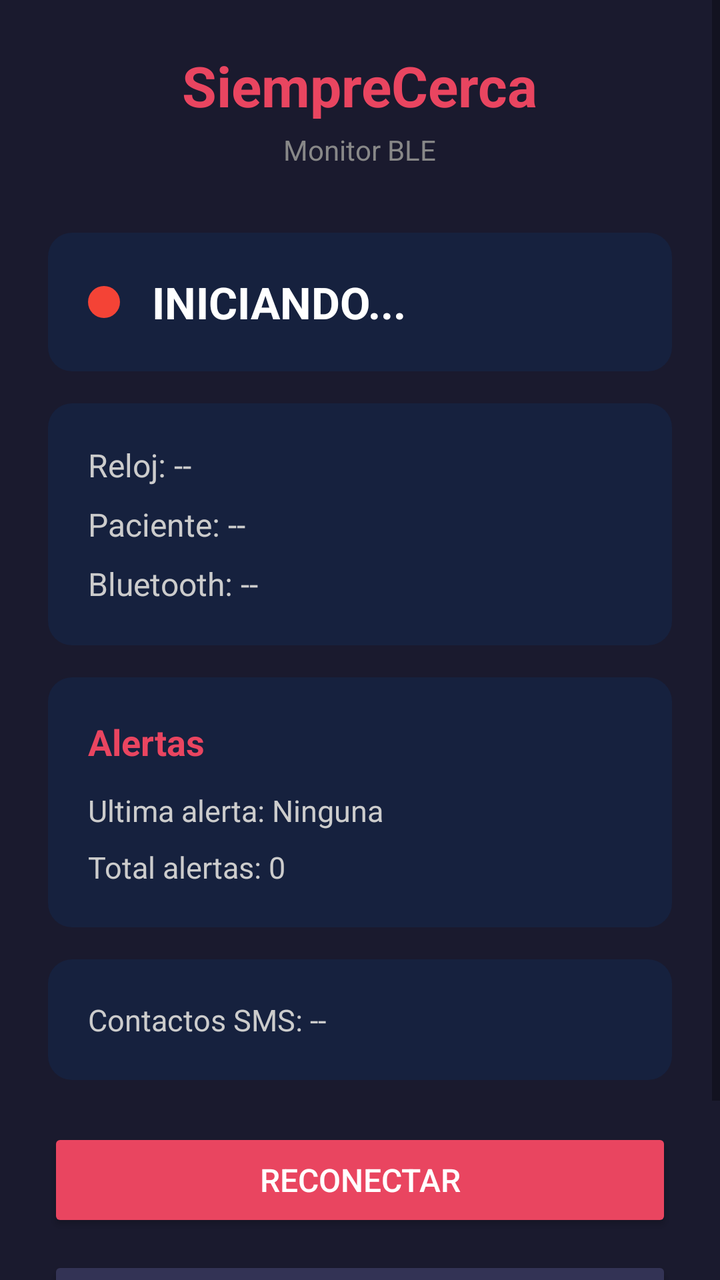
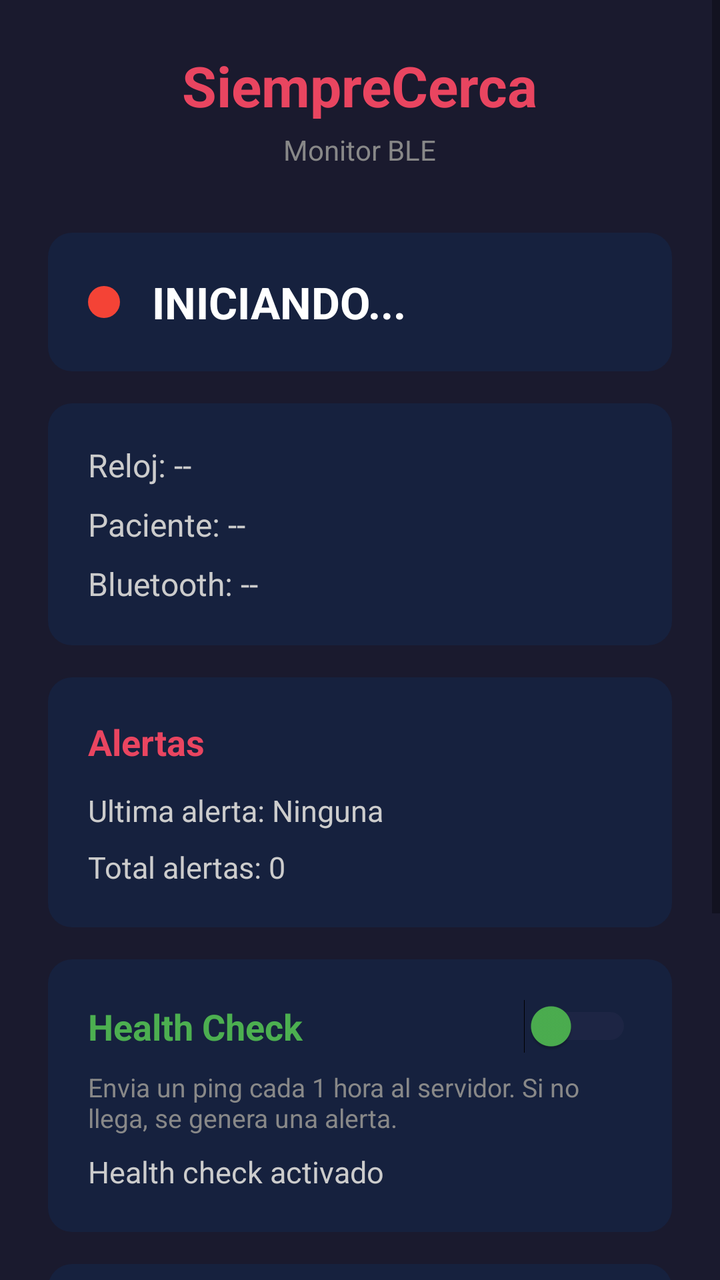

Two renders of the same Android screen: before a commit and after it. Below are the layout's source before the change and the commit's diff.
<!-- AndroidManifest.xml: application theme Theme.SiempreCercaMonitor -->
<!-- res/layout/activity_main.xml -->
<?xml version="1.0" encoding="utf-8"?>
<ScrollView xmlns:android="http://schemas.android.com/apk/res/android"
    android:layout_width="match_parent"
    android:layout_height="match_parent"
    android:background="#1A1A2E">

    <LinearLayout
        android:layout_width="match_parent"
        android:layout_height="wrap_content"
        android:orientation="vertical"
        android:padding="24dp"
        android:gravity="center_horizontal">

        
        <TextView
            android:layout_width="wrap_content"
            android:layout_height="wrap_content"
            android:text="SiempreCerca"
            android:textSize="28sp"
            android:textColor="#E94560"
            android:textStyle="bold"
            android:layout_marginBottom="4dp" />

        <TextView
            android:layout_width="wrap_content"
            android:layout_height="wrap_content"
            android:text="Monitor BLE"
            android:textSize="14sp"
            android:textColor="#888888"
            android:layout_marginBottom="32dp" />

        
        <LinearLayout
            android:layout_width="match_parent"
            android:layout_height="wrap_content"
            android:orientation="horizontal"
            android:gravity="center_vertical"
            android:background="@drawable/card_background"
            android:padding="20dp"
            android:layout_marginBottom="16dp">

            <View
                android:id="@+id/statusIndicator"
                android:layout_width="16dp"
                android:layout_height="16dp"
                android:background="@drawable/indicator_red"
                android:layout_marginEnd="16dp" />

            <TextView
                android:id="@+id/tvStatus"
                android:layout_width="wrap_content"
                android:layout_height="wrap_content"
                android:text="INICIANDO..."
                android:textSize="22sp"
                android:textColor="#FFFFFF"
                android:textStyle="bold" />
        </LinearLayout>

        
        <LinearLayout
            android:layout_width="match_parent"
            android:layout_height="wrap_content"
            android:orientation="vertical"
            android:background="@drawable/card_background"
            android:padding="20dp"
            android:layout_marginBottom="16dp">

            <TextView
                android:id="@+id/tvDeviceName"
                android:layout_width="wrap_content"
                android:layout_height="wrap_content"
                android:text="Reloj: --"
                android:textSize="16sp"
                android:textColor="#CCCCCC"
                android:layout_marginBottom="8dp" />

            <TextView
                android:id="@+id/tvClientName"
                android:layout_width="wrap_content"
                android:layout_height="wrap_content"
                android:text="Paciente: --"
                android:textSize="16sp"
                android:textColor="#CCCCCC"
                android:layout_marginBottom="8dp" />

            <TextView
                android:id="@+id/tvBluetooth"
                android:layout_width="wrap_content"
                android:layout_height="wrap_content"
                android:text="Bluetooth: --"
                android:textSize="16sp"
                android:textColor="#CCCCCC" />
        </LinearLayout>

        
        <LinearLayout
            android:layout_width="match_parent"
            android:layout_height="wrap_content"
            android:orientation="vertical"
            android:background="@drawable/card_background"
            android:padding="20dp"
            android:layout_marginBottom="16dp">

            <TextView
                android:layout_width="wrap_content"
                android:layout_height="wrap_content"
                android:text="Alertas"
                android:textSize="18sp"
                android:textColor="#E94560"
                android:textStyle="bold"
                android:layout_marginBottom="12dp" />

            <TextView
                android:id="@+id/tvLastAlert"
                android:layout_width="wrap_content"
                android:layout_height="wrap_content"
                android:text="Ultima alerta: Ninguna"
                android:textSize="15sp"
                android:textColor="#CCCCCC"
                android:layout_marginBottom="8dp" />

            <TextView
                android:id="@+id/tvAlertCount"
                android:layout_width="wrap_content"
                android:layout_height="wrap_content"
                android:text="Total alertas: 0"
                android:textSize="15sp"
                android:textColor="#CCCCCC" />
        </LinearLayout>

        
        <LinearLayout
            android:layout_width="match_parent"
            android:layout_height="wrap_content"
            android:orientation="vertical"
            android:background="@drawable/card_background"
            android:padding="20dp"
            android:layout_marginBottom="24dp">

            <TextView
                android:id="@+id/tvContacts"
                android:layout_width="wrap_content"
                android:layout_height="wrap_content"
                android:text="Contactos SMS: --"
                android:textSize="15sp"
                android:textColor="#CCCCCC" />
        </LinearLayout>

        
        <Button
            android:id="@+id/btnReconnect"
            android:layout_width="match_parent"
            android:layout_height="52dp"
            android:text="Reconectar"
            android:textSize="16sp"
            android:backgroundTint="#E94560"
            android:textColor="#FFFFFF"
            android:layout_marginBottom="12dp" />

        <Button
            android:id="@+id/btnReset"
            android:layout_width="match_parent"
            android:layout_height="52dp"
            android:text="Reconfigurar"
            android:textSize="16sp"
            android:backgroundTint="#333355"
            android:textColor="#999999" />

        
        <TextView
            android:layout_width="wrap_content"
            android:layout_height="wrap_content"
            android:text="v1.0.0"
            android:textSize="12sp"
            android:textColor="#555555"
            android:layout_marginTop="24dp" />

    </LinearLayout>
</ScrollView>
<!-- resources referenced by this layout -->
<resources>
  <!-- drawable card_background (drawable) -->
  <?xml version="1.0" encoding="utf-8"?>
  <shape xmlns:android="http://schemas.android.com/apk/res/android"
      android:shape="rectangle">
      <solid android:color="#16213E" />
      <corners android:radius="12dp" />
  </shape>
  <!-- drawable indicator_red (drawable) -->
  <?xml version="1.0" encoding="utf-8"?>
  <shape xmlns:android="http://schemas.android.com/apk/res/android"
      android:shape="oval">
      <solid android:color="#F44336" />
      <size android:width="16dp" android:height="16dp" />
  </shape>
  <style name="Theme.SiempreCercaMonitor" parent="Theme.MaterialComponents.DayNight.NoActionBar">
          <item name="colorPrimary">@color/primary</item>
          <item name="colorPrimaryDark">@color/primary_dark</item>
          <item name="android:windowBackground">@color/background</item>
          <item name="android:statusBarColor">@color/background</item>
          <item name="android:navigationBarColor">@color/background</item>
      </style>
  <color name="primary">#E94560</color>
  <color name="primary_dark">#C73A52</color>
  <color name="background">#1A1A2E</color>
</resources>

<!-- the commit's change to res/layout/activity_main.xml (unified diff, before → after) -->
@@ -135,6 +135,56 @@
             android:orientation="vertical"
             android:background="@drawable/card_background"
             android:padding="20dp"
+            android:layout_marginBottom="16dp">
+
+            <LinearLayout
+                android:layout_width="match_parent"
+                android:layout_height="wrap_content"
+                android:orientation="horizontal"
+                android:gravity="center_vertical"
+                android:layout_marginBottom="8dp">
+
+                <TextView
+                    android:layout_width="0dp"
+                    android:layout_height="wrap_content"
+                    android:layout_weight="1"
+                    android:text="Health Check"
+                    android:textSize="18sp"
+                    android:textColor="#4CAF50"
+                    android:textStyle="bold" />
+
+                <Switch
+                    android:id="@+id/switchHealth"
+                    android:layout_width="wrap_content"
+                    android:layout_height="wrap_content"
+                    android:thumbTint="#4CAF50"
+                    android:trackTint="#333355" />
+            </LinearLayout>
+
+            <TextView
+                android:layout_width="wrap_content"
+                android:layout_height="wrap_content"
+                android:text="Envia un ping cada 1 hora al servidor. Si no llega, se genera una alerta."
+                android:textSize="13sp"
+                android:textColor="#888888"
+                android:layout_marginBottom="8dp" />
+
+            <TextView
+                android:id="@+id/tvHealthStatus"
+                android:layout_width="wrap_content"
+                android:layout_height="wrap_content"
+                android:text="Health check activado"
+                android:textSize="15sp"
+                android:textColor="#CCCCCC" />
+        </LinearLayout>
+
+        
+        <LinearLayout
+            android:layout_width="match_parent"
+            android:layout_height="wrap_content"
+            android:orientation="vertical"
+            android:background="@drawable/card_background"
+            android:padding="20dp"
             android:layout_marginBottom="24dp">
 
             <TextView
